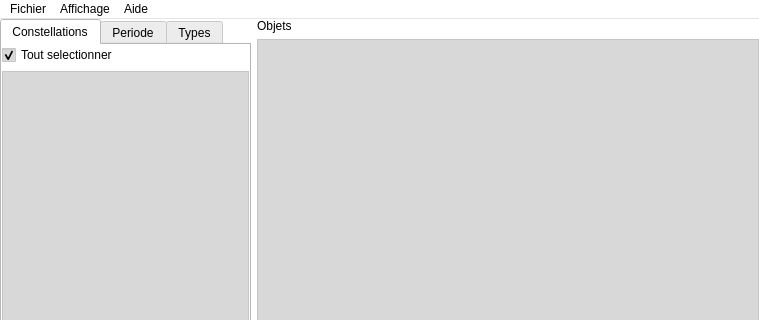
First picture: the form in mainwindow.ui, repository Paracetamol56/Observeur2, before the edit; both pictures show x 0 to 759 and y 0 to 320 of the 759 by 655 pixel window.
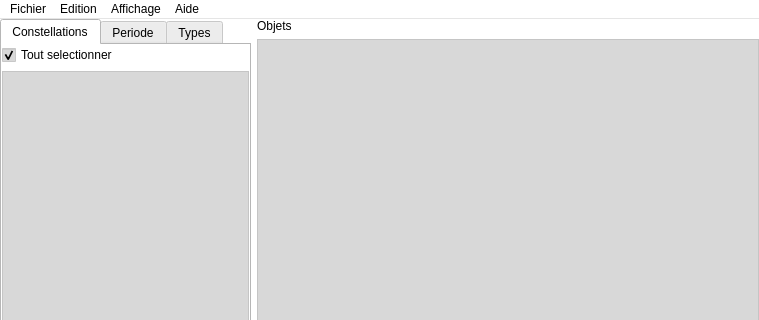
Second picture: the form after the edit.

Commit message: New object form UI

What changed in the file:
```diff
--- a/mainwindow.ui
+++ b/mainwindow.ui
@@ -719,7 +719,14 @@
     </widget>
     <addaction name="menuTh_me"/>
    </widget>
+   <widget class="QMenu" name="menuEdition">
+    <property name="title">
+     <string>Edition</string>
+    </property>
+    <addaction name="actionNouvel_objet"/>
+   </widget>
    <addaction name="menuFichier"/>
+   <addaction name="menuEdition"/>
    <addaction name="menuAffichage"/>
    <addaction name="menuAide"/>
   </widget>
```
Left out of the diff: 5 changed lines with no effect on the pictures. The commit also changes 7 other files.
